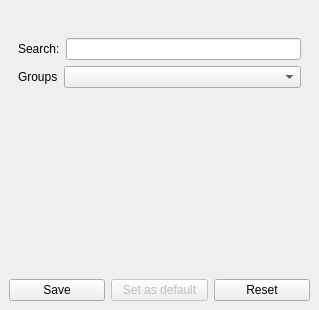
Old version of the form SeaGoatVision/client/qt/uifiles/WinParam.ui in the repository Octets/SeaGoatVision.
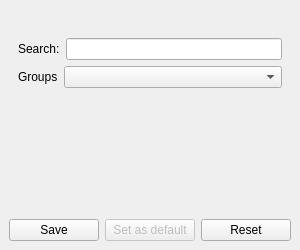
New version of the form.

Commit message: Qt: Change minimum size qt widget. To support 1024/768

```diff
--- a/SeaGoatVision/client/qt/uifiles/WinParam.ui
+++ b/SeaGoatVision/client/qt/uifiles/WinParam.ui
@@ -9,14 +9,14 @@
    <rect>
     <x>0</x>
     <y>0</y>
-    <width>319</width>
-    <height>310</height>
+    <width>300</width>
+    <height>250</height>
    </rect>
   </property>
   <property name="minimumSize">
    <size>
-    <width>319</width>
-    <height>310</height>
+    <width>300</width>
+    <height>250</height>
    </size>
   </property>
   <property name="features">
@@ -41,6 +41,9 @@
       <property name="frameShadow">
        <enum>QFrame::Raised</enum>
       </property>
+      <property name="lineWidth">
+       <number>0</number>
+      </property>
       <layout class="QGridLayout" name="gridLayout">
        <item row="2" column="0">
         <layout class="QHBoxLayout" name="horizontalLayout_2">
@@ -121,8 +124,8 @@
         <rect>
          <x>0</x>
          <y>0</y>
-         <width>301</width>
-         <height>108</height>
+         <width>282</width>
+         <height>73</height>
         </rect>
        </property>
        <layout class="QVBoxLayout" name="verticalLayout">
```
The commit also changes 1 other file.
